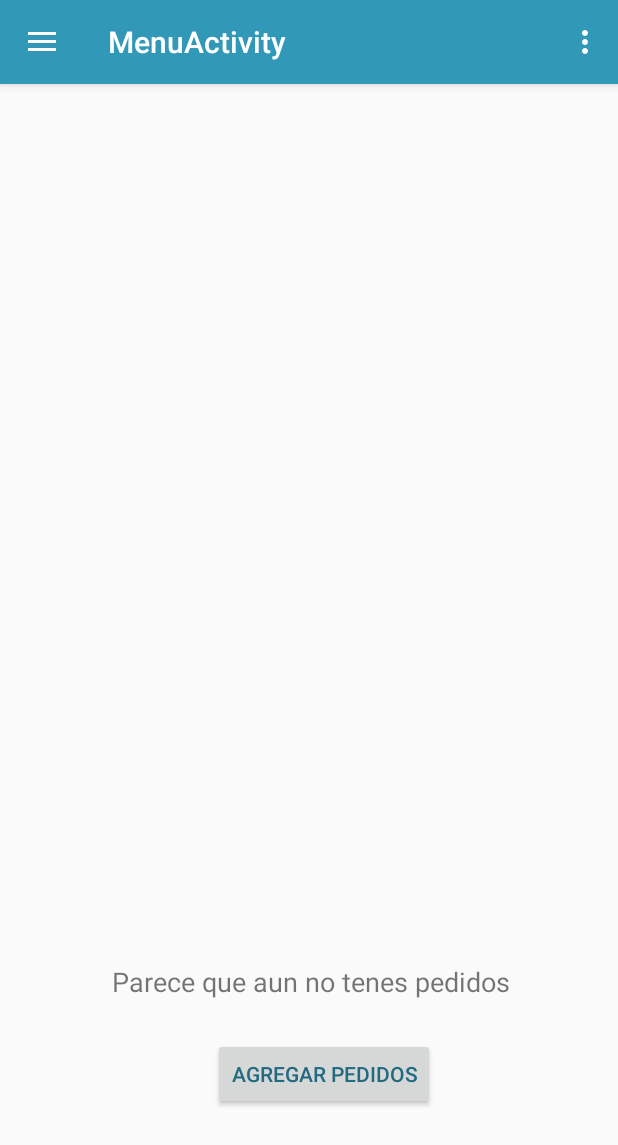
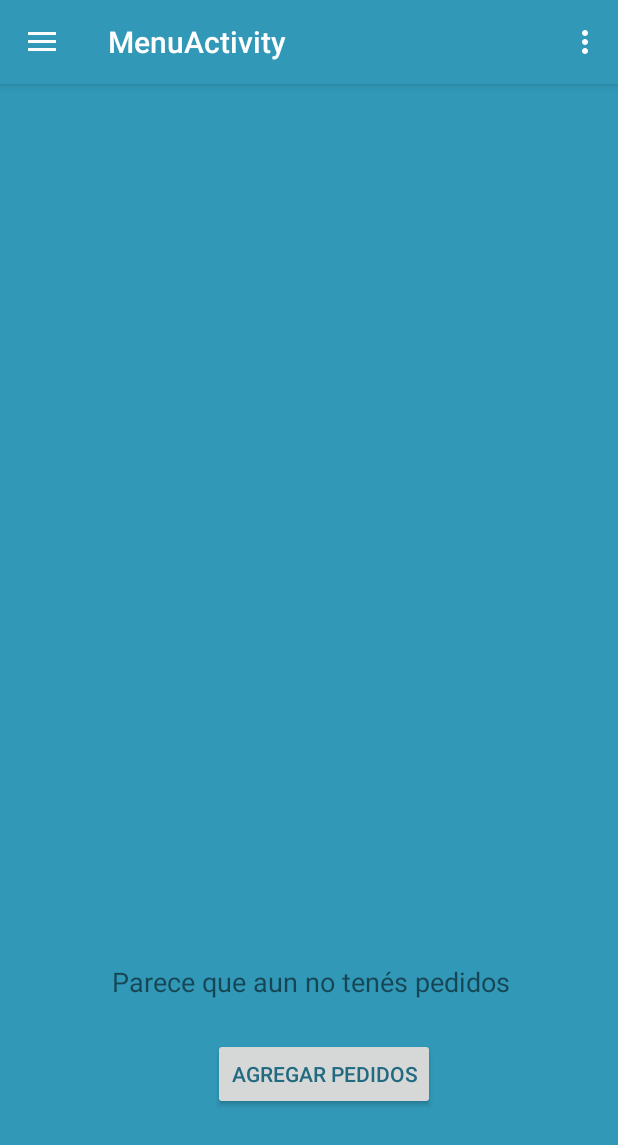
Before and after one commit to arevalocarloseduardo/AppMaggys, an Android app: the fragment PedidosFragment placed in its activity, on a phone screen of 412 x 824 dp. Shown: the top 1145 px of the screen. Run offline under Robolectric (Android 15) with nearby library versions, the phone set to English and light mode, and no system bars; our stand-ins replace Firebase (no records; nobody signed in at launch, a user with empty details on screens opened directly).

```diff
--- /dev/null
+++ b/app/src/main/java/com/yadaapps/caear/pedidosmaggys/Datos/DatosPedidos.kt
@@ -0,0 +1,6 @@
+package com.yadaapps.caear.pedidosmaggys.Datos
+
+class BaseDeDatos(val id: String,val cliente: String,val menu: String,val llevar : String,val cant : String,val precio:String,val telefono:String,val estado:String){
+    constructor():this("","","","","","","",""){
+    }
+}
--- a/app/src/main/java/com/yadaapps/caear/pedidosmaggys/Fragments/AdaptadoresFragments/PedidosAdapter.kt
+++ b/app/src/main/java/com/yadaapps/caear/pedidosmaggys/Fragments/AdaptadoresFragments/PedidosAdapter.kt
@@ -36,7 +36,7 @@ class PedidosAdapter(var list: MutableList<BaseDeDatos>): RecyclerView.Adapter<P
         }
         private fun deleteInfo(data: BaseDeDatos) {
             val myBaseDeDatos = FirebaseDatabase.getInstance().getReference("Confirmados")
-            myBaseDeDatos.child(data.id).removeValue()
+            myBaseDeDatos.child(data.telefono).removeValue()
         }
     }
 }
--- a/app/src/main/java/com/yadaapps/caear/pedidosmaggys/Fragments/PedidosFragment.kt
+++ b/app/src/main/java/com/yadaapps/caear/pedidosmaggys/Fragments/PedidosFragment.kt
@@ -10,6 +10,7 @@ import android.view.LayoutInflater
 import android.view.View
 import android.view.ViewGroup
 import android.widget.LinearLayout
+import com.google.firebase.auth.FirebaseAuth
 import com.google.firebase.database.*
 import com.yadaapps.caear.pedidosmaggys.BaseDeDatos
 import com.yadaapps.caear.pedidosmaggys.Fragments.AdaptadoresFragments.AdapterFragment
@@ -21,13 +22,17 @@ import kotlinx.android.synthetic.main.fragment_pedir.view.*
 import kotlinx.android.synthetic.main.menus.view.*
 import com.google.firebase.database.FirebaseDatabase
 import com.google.firebase.database.DatabaseReference
-
+import com.yadaapps.caear.pedidosmaggys.Datos.DatosUsuario
 
 
 class PedidosFragment : Fragment() {
     lateinit var referenciaConfirmados1 : DatabaseReference
     lateinit var pedidosList1:MutableList<BaseDeDatos>
     lateinit var recyclerPedidos1: RecyclerView
+
+    lateinit var referenciaUsuarios : DatabaseReference
+    lateinit var usuariosList:MutableList<DatosUsuario>
+    lateinit var auth: FirebaseAuth
 
 
     override fun onCreateView(
@@ -36,7 +41,11 @@ class PedidosFragment : Fragment() {
         referenciaConfirmados1 = FirebaseDatabase.getInstance().getReference("Confirmados")
         pedidosList1= mutableListOf()
         recyclerPedidos1=v.recyPedidos
-        val nombreDeCliente="Carlos"
+
+
+
+
+        val nombreDeCliente=FirebaseAuth.getInstance().uid
         val btn_agregar=v.btnFragment
 
 
@@ -61,7 +70,7 @@ class PedidosFragment : Fragment() {
                        // .key // this will create a new unique key Map<String, Object> value = new HashMap<>(); value.put("name", "shesh"); value.put("address", "lucknow"); value.put("timestamp", ServerValue.TIMESTAMP); ref.child(key).setValue(value);
                     for (h in p0.children)
                     {
-                        val cliente = h.getValue(BaseDeDatos::class.java)?.cliente
+                        val cliente = h.getValue(BaseDeDatos::class.java)?.id
                         val hero = h.getValue(BaseDeDatos::class.java)
                         if (cliente==nombreDeCliente){
                             pedidosList1.add(hero!!)
--- a/app/src/main/java/com/yadaapps/caear/pedidosmaggys/MenuActivity.kt
+++ b/app/src/main/java/com/yadaapps/caear/pedidosmaggys/MenuActivity.kt
@@ -10,19 +10,28 @@ import android.support.v7.app.ActionBarDrawerToggle
 import android.support.v7.app.AppCompatActivity
 import android.view.Menu
 import android.view.MenuItem
+import android.view.View
+import android.widget.TextView
 import com.google.firebase.auth.FirebaseAuth
 import com.google.firebase.auth.FirebaseUser
+import com.google.firebase.database.*
+import com.yadaapps.caear.pedidosmaggys.Datos.DatosUsuario
 import com.yadaapps.caear.pedidosmaggys.Fragments.PedidosFragment
 import com.yadaapps.caear.pedidosmaggys.Fragments.PedirFragment
 import kotlinx.android.synthetic.main.activity_menu.*
 import kotlinx.android.synthetic.main.app_bar_menu.*
+import kotlinx.android.synthetic.main.content_menu.*
 
 class MenuActivity : AppCompatActivity(), NavigationView.OnNavigationItemSelectedListener {
 
     lateinit var pedirFragment:PedirFragment//Primer Caso para crear un fragment
     lateinit var pedidosFragment:PedidosFragment
 
+    lateinit var referenciaUsuarios : DatabaseReference
+    lateinit var usuariosList:MutableList<DatosUsuario>
+    lateinit var auth: FirebaseAuth
 
+    lateinit var txtWelcome:TextView
 
 
     override fun onCreate(savedInstanceState: Bundle?) {
@@ -30,7 +39,33 @@ class MenuActivity : AppCompatActivity(), NavigationView.OnNavigationItemSelecte
         setContentView(R.layout.activity_menu)
         setSupportActionBar(toolbar)
 
+        referenciaUsuarios = FirebaseDatabase.getInstance().getReference("Users")
+        usuariosList= mutableListOf()
 
+        referenciaUsuarios.addValueEventListener(object : ValueEventListener {
+            override fun onCancelled(p0: DatabaseError) {
+            }
+
+            override fun onDataChange(p0: DataSnapshot) {
+                if(p0.exists()){
+                    for (h in p0.children)
+                    {
+                        val user =FirebaseAuth.getInstance().uid
+                        val cliente = h.getValue(DatosUsuario::class.java)?.uid
+                        val hero = h.getValue(DatosUsuario::class.java)
+                        if (cliente==user){
+                            usuariosList.add(hero!!)
+                        }
+                    }
+                    for (h in usuariosList){
+                        txtWelcome.text = "Bienvenido "+h.nombre
+                    }
+
+                }
+            }
+
+
+        })
 
         /*var fire = FirebaseAuth.getInstance()
 
@@ -39,8 +74,11 @@ class MenuActivity : AppCompatActivity(), NavigationView.OnNavigationItemSelecte
                 startActivity(Intent(this,LoginActivity::class.java))
             }
 */
+
         pedirFragment=PedirFragment.newInstance()//segundo Paso para crear un fragment
         pedidosFragment=PedidosFragment.newInstance()
+
+        txtWelcome=txtBien
 
 
         val toggle = ActionBarDrawerToggle(
@@ -70,6 +108,7 @@ class MenuActivity : AppCompatActivity(), NavigationView.OnNavigationItemSelecte
 
         when (item.itemId) {
             R.id.action_settings ->  {
+
                 var firse = FirebaseAuth.getInstance()
                 firse.signOut()
                 //val uid = FirebaseAuth.getInstance().uid
@@ -87,6 +126,7 @@ class MenuActivity : AppCompatActivity(), NavigationView.OnNavigationItemSelecte
         // Handle navigation view item clicks here.
         when (item.itemId) {
             R.id.nav_camera -> {
+                txtWelcome.visibility= View.INVISIBLE
                 supportFragmentManager
                 .beginTransaction()
                     .replace(R.id.contenedorFragments,pedirFragment)
@@ -95,6 +135,7 @@ class MenuActivity : AppCompatActivity(), NavigationView.OnNavigationItemSelecte
                     .commit()
             }
             R.id.nav_gallery -> {
+                txtWelcome.visibility= View.INVISIBLE
                 supportFragmentManager
                     .beginTransaction()
                     .replace(R.id.contenedorFragments,pedidosFragment)
--- a/app/src/main/java/com/yadaapps/caear/pedidosmaggys/RecyclerAdapter.kt
+++ b/app/src/main/java/com/yadaapps/caear/pedidosmaggys/RecyclerAdapter.kt
@@ -54,7 +54,7 @@ class RecyclerAdapter(var list: MutableList<Upload>): RecyclerView.Adapter<Recyc
                 })
 //${data.descripcion}
             itemView.setOnClickListener{
-                Toast.makeText(itemView.context,"probate",Toast.LENGTH_LONG).show()
+                Toast.makeText(itemView.context,"${data.descripcion}",Toast.LENGTH_LONG).show()
             }
         }
     }
--- a/app/src/main/res/layout/content_menu.xml
+++ b/app/src/main/res/layout/content_menu.xml
@@ -7,8 +7,19 @@
         android:layout_height="match_parent"
         app:layout_behavior="@string/appbar_scrolling_view_behavior"
         tools:showIn="@layout/app_bar_menu"
-        tools:context="com.yadaapps.caear.pedidosmaggys.MenuActivity">
+        tools:context="com.yadaapps.caear.pedidosmaggys.MenuActivity"
+        android:background="@color/colorPrimary">
 
+    <TextView
+            android:text="TextView"
+            android:layout_width="wrap_content"
+            android:layout_height="wrap_content" android:id="@+id/txtBien"
+            android:layout_marginTop="8dp"
+            app:layout_constraintTop_toTopOf="parent" android:layout_marginBottom="8dp"
+            app:layout_constraintBottom_toBottomOf="parent" app:layout_constraintStart_toStartOf="parent"
+            android:layout_marginStart="8dp" app:layout_constraintEnd_toEndOf="parent" android:layout_marginEnd="7dp"
+            tools:text="Bienvenido Carlos" android:textAlignment="center" android:textSize="30sp"
+            android:visibility="visible"/>
     <FrameLayout
             android:layout_width="0dp"
             android:layout_height="0dp" android:id="@+id/contenedorFragments" app:layout_constraintEnd_toEndOf="parent"
--- a/app/src/main/res/layout/fragment_pedidos.xml
+++ b/app/src/main/res/layout/fragment_pedidos.xml
@@ -2,7 +2,8 @@
                                              xmlns:app="http://schemas.android.com/apk/res-auto" xmlns:tools="http://schemas.android.com/tools"
              android:layout_width="match_parent"
              android:layout_height="match_parent"
-             tools:context="com.yadaapps.caear.pedidosmaggys.Fragments.PedidosFragment">
+             tools:context="com.yadaapps.caear.pedidosmaggys.Fragments.PedidosFragment"
+                                             android:background="@color/colorPrimary">
 
     <!-- TODO: Update blank fragment layout -->
     <TextView
--- a/app/src/main/res/values/strings.xml
+++ b/app/src/main/res/values/strings.xml
@@ -1,7 +1,7 @@
 <resources>
     <string name="app_name">PedidosMaggys</string>
     <string name="title_activity_menu">MenuActivity</string>
-    <string name="no_tenes_pedidos">Parece que aun no tenes pedidos</string>
+    <string name="no_tenes_pedidos">Parece que aun no tenés pedidos</string>
     <string name="navigation_drawer_open">Open navigation drawer</string>
     <string name="navigation_drawer_close">Close navigation drawer</string>
     <string name="nav_header_title">Android Studio</string>
```
Also changed, not shown: app/src/main/java/com/yadaapps/caear/pedidosmaggys/Fragments/PedirFragment.kt (+4 -3 lines).
